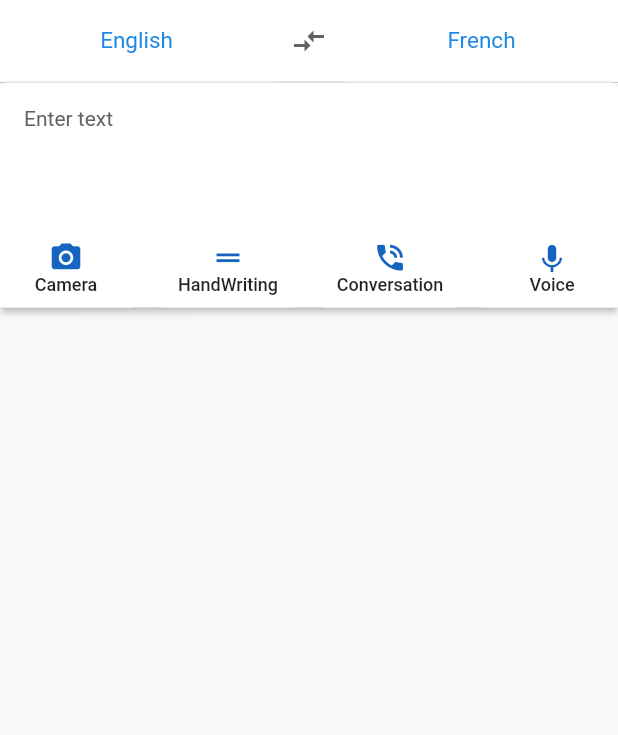
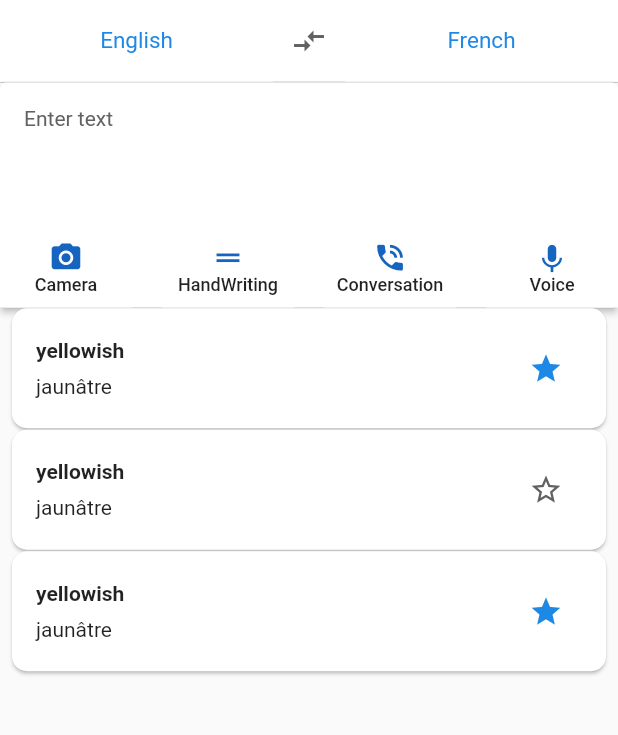
Before and after one commit to nestorsgarzonc/translator_flutter, a Flutter app: the screen it shows after launch, on a phone screen of 412 x 824 dp, the part 84-819 px from its top. Run offline on Flutter 3.47's test engine with Material 2 defaults, Android fonts, the phone set to English and light mode, and no system bars.

Commit message:
adding list past translations

```diff
--- /dev/null
+++ b/lib/components/listTranslate.dart
@@ -0,0 +1,78 @@
+import 'package:flutter/material.dart';
+import 'package:translator_flutter/models/translate_model.dart';
+
+class DisplayCard extends StatelessWidget {
+  final List<Translate> _items = [
+    Translate(
+      text: "yellowish",
+      translatedText: "jaunâtre",
+      isStarred: true,
+    ),
+    Translate(
+      text: "yellowish",
+      translatedText: "jaunâtre",
+      isStarred: false,
+    ),
+    Translate(
+      text: "yellowish",
+      translatedText: "jaunâtre",
+      isStarred: true,
+    ),
+  ];
+
+  @override
+  Widget build(BuildContext context) {
+    return Expanded(
+      child: ListView.builder(
+        itemCount: _items.length,
+        itemBuilder: (BuildContext context, int index) => _displayCard(index),
+      ),
+    );
+  }
+
+  Widget _displayCard(int index) {
+    return Card(
+      shape: RoundedRectangleBorder(borderRadius: BorderRadius.circular(10)),
+      margin: EdgeInsets.symmetric(horizontal: 8, vertical: 0.5),
+      child: Container(
+        height: 80,
+        padding: EdgeInsets.all(16),
+        child: Row(
+          mainAxisAlignment: MainAxisAlignment.spaceBetween,
+          children: <Widget>[
+            Flexible(
+              child: Column(
+                crossAxisAlignment: CrossAxisAlignment.start,
+                mainAxisAlignment: MainAxisAlignment.spaceAround,
+                children: <Widget>[
+                  Text(
+                    _items[index].text,
+                    style: TextStyle(fontWeight: FontWeight.w600),
+                    maxLines: 1,
+                    overflow: TextOverflow.ellipsis,
+                  ),
+                  Text(
+                    _items[index].translatedText,
+                    style: TextStyle(fontWeight: FontWeight.w400),
+                    maxLines: 1,
+                    overflow: TextOverflow.ellipsis,
+                  ),
+                ],
+              ),
+            ),
+            IconButton(
+              onPressed: () {},
+              icon: Icon(
+                _items[index].isStarred ? Icons.star : Icons.star_border,
+                size: 23,
+                color: _items[index].isStarred
+                    ? Colors.blue[600]
+                    : Colors.grey[700],
+              ),
+            ),
+          ],
+        ),
+      ),
+    );
+  }
+}
--- /dev/null
+++ b/lib/models/translate_model.dart
@@ -0,0 +1,7 @@
+class Translate {
+  String text;
+  String translatedText;
+  bool isStarred;
+
+  Translate({this.text, this.isStarred, this.translatedText});
+}
--- a/lib/screens/homePage.dart
+++ b/lib/screens/homePage.dart
@@ -1,5 +1,6 @@
 import 'package:flutter/material.dart';
 import 'package:translator_flutter/components/chooseLanguage.dart';
+import 'package:translator_flutter/components/listTranslate.dart';
 import 'package:translator_flutter/components/translateText.dart';
 
 class HomePage extends StatefulWidget {
@@ -20,6 +21,7 @@ class _HomePageState extends State<HomePage> {
         children: <Widget>[
           ChooseLanguage(),
           TranslateText(),
+          DisplayCard(),
         ],
       ),
     );
```
